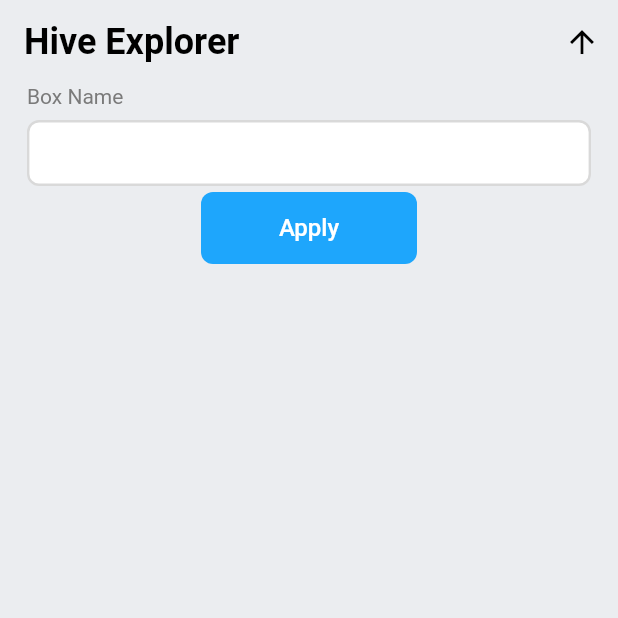
After one commit to roniseti/picture_upload, a Flutter app: the HiveExplorer screen opened directly, after a tap on "Apply", on a phone screen of 412 x 824 dp, the top half of it. The commit adds this screen. Run offline on Flutter 3.47's test engine with Material 2 defaults, Android fonts, the phone set to English and light mode, and no system bars; our stand-ins replace flutter_native_image, hive, hive_flutter, image_cropper, image_picker, share_plus; missing offline and left inert: a package; accounts and stored records are empty.

Commit message:
use hive DB

```diff
--- a/lib/main.dart
+++ b/lib/main.dart
@@ -1,7 +1,8 @@
 import 'package:flutter/material.dart';
 import 'package:flutter/services.dart';
+import 'package:hive_flutter/hive_flutter.dart';
 import 'package:picture_uploads/pages/actualhomepage.dart';
-import 'package:picture_uploads/pages/homepage.dart';
+import 'package:picture_uploads/src/models/photo.dart';
 
 Future<void> main() async {
   WidgetsFlutterBinding.ensureInitialized();
@@ -9,6 +10,8 @@ Future<void> main() async {
       statusBarColor: Colors.transparent,
       statusBarIconBrightness: Brightness.dark
   ));
+  await Hive.initFlutter();
+  Hive.registerAdapter(PhotoAdapter());
   await SystemChrome.setPreferredOrientations(<DeviceOrientation>[
     DeviceOrientation.portraitUp,
     DeviceOrientation.portraitDown,
--- /dev/null
+++ b/lib/pages/hive_explorer.dart
@@ -0,0 +1,148 @@
+import 'dart:convert';
+
+import 'package:flutter/material.dart';
+
+import 'package:picture_uploads/avicenna/avicenna.dart' as avicenna;
+import 'package:hive_flutter/hive_flutter.dart';
+
+class HiveExplorer extends StatefulWidget {
+
+  @override
+  _HiveExplorerState createState() => _HiveExplorerState();
+}
+
+class _HiveExplorerState extends State<HiveExplorer> with WidgetsBindingObserver {
+  late Box box;
+  String boxName = '';
+  bool boxOpened = false;
+  List<SliverList> innerLists = [];
+  List<dynamic> listObjects = [];
+  bool showField = true;
+
+  Future navigateToPage(context, Widget goto) async {
+    await Navigator.push(context, MaterialPageRoute(builder: (context) => (goto)));
+  }
+
+  @override
+  void initState() {
+    super.initState();
+    loadPrefs();
+  }
+
+  Future<void> loadPrefs() async {
+    bool boxAvailable = await Hive.boxExists(boxName);
+    setState(() {
+      listObjects = [];
+      boxOpened = false;
+    });
+    if (boxAvailable) {
+      box = await Hive.openBox(boxName);
+      setState(() {
+        listObjects = box.values.toList();
+        boxOpened = true;
+      });
+      box.values.forEach((element) {
+        List<Widget> children = [];
+        jsonDecode(jsonEncode(element)).forEach((k, v) =>
+            children.add(Text("$k : $v")));
+
+        innerLists.add(
+          SliverList(
+            delegate: SliverChildBuilderDelegate(
+                  (BuildContext context, int index) => children[index],
+              childCount: children.length,
+            ),
+          ),
+        );
+      });
+    } else {
+      showDialog(context: context, builder: (context) {
+        return avicenna.CustomDialog(
+          title: "Box didn't exist",
+        );
+      });
+    }
+  }
+
+  Widget dataPresenter(Map<String, dynamic> object) {
+    String text = '';
+    object.forEach((k, v) => text += "\n$k : $v\n" );
+    return avicenna.TappableContainer(
+      child: Text(text),
+      onTap: (){}
+    );
+  }
+
+  @override
+  Widget build(BuildContext context) {
+    return Scaffold(
+        appBar: AppBar(
+          // centerTitle: true,
+          title: Text('Hive Explorer', style: TextStyle(
+              fontSize: 24,
+              fontWeight: FontWeight.bold,
+              color: Colors.black
+          )),
+          iconTheme: IconThemeData(
+            color: Colors.black,
+          ),
+          elevation: 0,
+          backgroundColor: avicenna.Colors.background,//Color(0xFFF7F8FA),
+          actions: [
+            IconButton(onPressed: () => setState(() => showField = !showField), icon: Icon(showField ? Icons.arrow_upward : Icons.arrow_downward), tooltip: showField ? 'Hide' : 'Show'),
+            // IconButton(onPressed: _newProfile, icon: Icon(Icons.add), tooltip: 'Create Profile'),
+          ],
+        ),
+        backgroundColor: avicenna.Colors.background,//Color(0xFFF7F8FA),
+        body: SafeArea(
+          child: Stack(
+            children: [
+              Container(
+                padding: EdgeInsets.only(top: showField ? 120 : 24),
+                // child: CustomScrollView(
+                //   slivers: innerLists
+                child: ListView(
+                  padding: EdgeInsets.only(bottom: 20),
+                  children: [
+                    if (boxOpened) for (var mon in listObjects)
+                      dataPresenter(jsonDecode(jsonEncode(mon)))
+                  ]
+                )
+              ),
+              if (!showField) Container(
+                color: avicenna.Colors.background,
+                padding: EdgeInsets.only(left: 18, top: 0, right: 18, bottom: 4),
+                width: MediaQuery.of(context).size.width,
+                child: Text('${listObjects.length} items')
+              ),
+              if (showField) Container(
+                color: avicenna.Colors.background,
+                padding: EdgeInsets.only(left: 18, top: 0, right: 18, bottom: 4),
+                width: MediaQuery.of(context).size.width,
+                child: IntrinsicHeight(
+                  child: Column(
+                    children: [
+                      avicenna.TextField(
+                        textFieldStyle: avicenna.TextFieldStyle.border,
+                        title: 'Box Name',
+                        onChanged: (value) {
+                          setState(() => boxName = value);
+                        },
+                      ),
+                      SizedBox(height: 4),
+                      avicenna.Button(
+                        text: 'Apply',
+                        onPressed: () {
+                          loadPrefs();
+                        },
+                      )
+                    ]
+                  )
+                ),
+              )
+            ],
+          )
+      )
+    );
+  }
+}
--- a/pubspec.yaml
+++ b/pubspec.yaml
@@ -37,12 +37,14 @@ dependencies:
   image_cropper: ^1.4.1
   share_plus: ^2.1.4
   flutter_native_image: ^0.0.6+1
-
   avicenna:
     git: https://github.com/roniseti/avicenna
+  hive: ^2.0.4
+  hive_flutter: ^1.1.0
 
 dev_dependencies:
-  build_runner: ^2.1.2
+  hive_generator: ^1.1.1
+  build_runner: ^2.1.5
   json_serializable: ^4.1.4
   flutter_test:
     sdk: flutter
```
Also changed, not shown: lib/pages/actualhomepage.dart (+26 -2 lines), lib/pages/homepage.dart (+37 -26 lines), lib/src/models/photo.dart (+19 -0 lines), lib/src/models/photo.g.dart, pubspec.lock.
